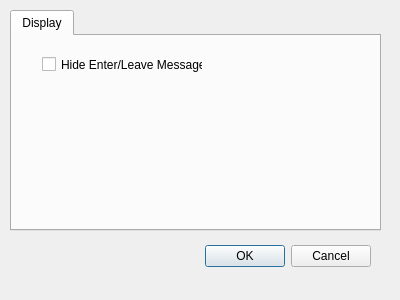
Qt form channelsettings.ui (technicallyerik/WIRK) before a commit.
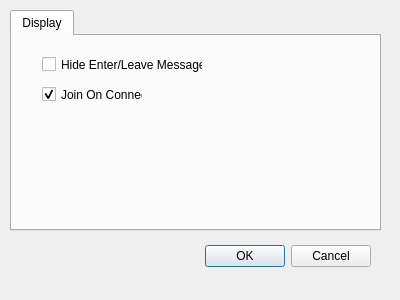
The same form after that commit.

Commit message: Join on Connect is now a channel option (as suggested in #6)

```diff
--- a/channelsettings.ui
+++ b/channelsettings.ui
@@ -61,6 +61,22 @@
       <bool>false</bool>
      </property>
     </widget>
+    <widget class="QCheckBox" name="joinOnConnect">
+     <property name="geometry">
+      <rect>
+       <x>30</x>
+       <y>50</y>
+       <width>101</width>
+       <height>17</height>
+      </rect>
+     </property>
+     <property name="text">
+      <string>Join On Connect</string>
+     </property>
+     <property name="checked">
+      <bool>true</bool>
+     </property>
+    </widget>
    </widget>
   </widget>
  </widget>
```
The commit also changes 3 other files.
